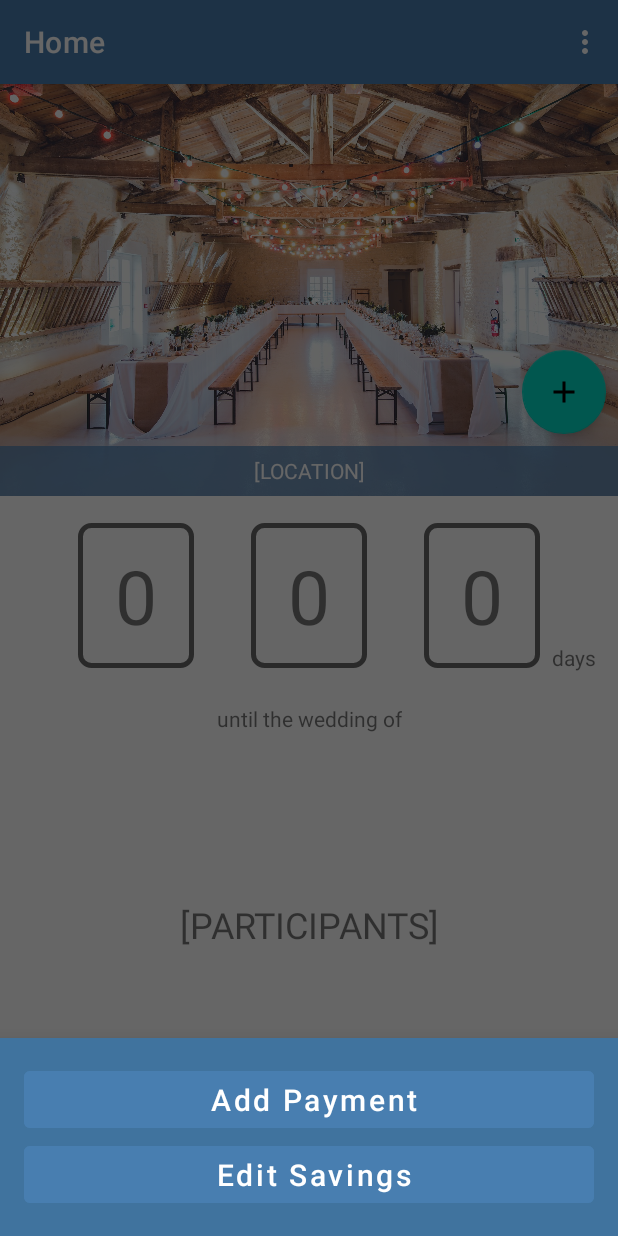
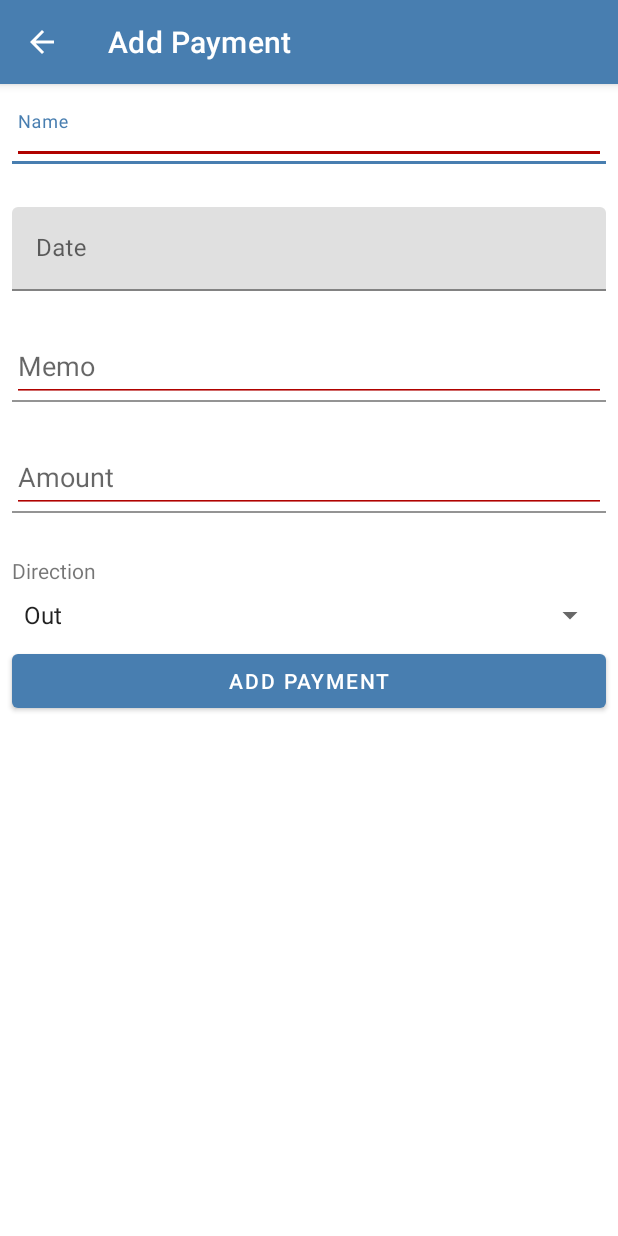
Before and after one commit to sainbres/WeddingFlow, an Android app: the fragment PaymentBottomSheetFragment placed in its activity, after a tap on "Add Payment", on a phone screen of 412 x 824 dp. Run offline under Robolectric (Android 15) with nearby library versions, the phone set to English and light mode, and no system bars; libraries missing offline, so code that uses them is left out: android.support.design, com.raizlabs.android.

Commit message:
WF-54: Add Singular Payment via AddPaymentActivity and convert dates to be stored in yyyy-MM-dd format for payments in db to stop graph crashing

```diff
--- a/app/src/main/AndroidManifest.xml
+++ b/app/src/main/AndroidManifest.xml
@@ -51,7 +51,8 @@
             android:screenOrientation="portrait"
             android:windowSoftInputMode="stateHidden" />
         <activity android:name=".EditWeddingEventActivity" />
-        <activity android:name=".SetupInitialBudgetActivity"></activity>
+        <activity android:name=".SetupInitialBudgetActivity" />
+        <activity android:name=".AddPaymentActivitiy"></activity>
     </application>
 
 </manifest>
--- a/app/src/main/java/com/sainbres/shu/weddingflow/BudgetTabFragments/BudgetBreakdownFragment.java
+++ b/app/src/main/java/com/sainbres/shu/weddingflow/BudgetTabFragments/BudgetBreakdownFragment.java
@@ -62,7 +62,7 @@ public class BudgetBreakdownFragment extends Fragment {
 
         budgetId = SharedPrefs.getInt(getString(R.string.SP_BudgetId), -1);
 
-        List<Payment> payments = SQLite.select().from(Payment.class).where(Payment_Table.BudgetId.eq(budgetId)).queryList();
+        List<Payment> payments = SQLite.select().from(Payment.class).where(Payment_Table.BudgetId.eq(budgetId)).orderBy(Payment_Table.Date, true).queryList();
 
         FloatingActionButton fab = view.findViewById(R.id.floatingActionButton);
 
--- a/app/src/main/java/com/sainbres/shu/weddingflow/Fragments/PaymentBottomSheetFragment.java
+++ b/app/src/main/java/com/sainbres/shu/weddingflow/Fragments/PaymentBottomSheetFragment.java
@@ -1,6 +1,7 @@
 package com.sainbres.shu.weddingflow.Fragments;
 
 import android.content.Context;
+import android.content.Intent;
 import android.net.Uri;
 import android.os.Bundle;
 import android.support.design.widget.BottomSheetDialogFragment;
@@ -10,6 +11,7 @@ import android.view.View;
 import android.view.ViewGroup;
 import android.widget.Button;
 
+import com.sainbres.shu.weddingflow.AddPaymentActivitiy;
 import com.sainbres.shu.weddingflow.R;
 
 
@@ -36,6 +38,15 @@ public class PaymentBottomSheetFragment extends BottomSheetDialogFragment {
         addPaymentBtn.setOnClickListener(new View.OnClickListener() {
             @Override
             public void onClick(View v) {
+                Intent intent = new Intent(getView().getContext(), AddPaymentActivitiy.class);
+                startActivity(intent);
+            }
+        });
+
+        editSavingsBtn.setOnClickListener(new View.OnClickListener() {
+            @Override
+            public void onClick(View v) {
+
             }
         });
 
--- /dev/null
+++ b/app/src/main/res/layout/activity_add_payment_activitiy.xml
@@ -0,0 +1,159 @@
+<?xml version="1.0" encoding="utf-8"?>
+<android.support.constraint.ConstraintLayout xmlns:android="http://schemas.android.com/apk/res/android"
+    xmlns:app="http://schemas.android.com/apk/res-auto"
+    xmlns:tools="http://schemas.android.com/tools"
+    android:layout_width="match_parent"
+    android:layout_height="match_parent"
+    tools:context=".AddPaymentActivitiy">
+
+    <android.support.design.widget.AppBarLayout
+        android:id="@+id/addPayment_AppBarLayout"
+        android:layout_width="match_parent"
+        android:layout_height="wrap_content"
+        android:fitsSystemWindows="true"
+        app:layout_constraintTop_toTopOf="parent">
+
+
+        <android.support.v7.widget.Toolbar
+            android:id="@+id/addPayment_Toolbar"
+            android:layout_width="match_parent"
+            android:layout_height="wrap_content"
+            android:elevation="8dp"
+            android:theme="@style/AppTheme"
+            app:layout_scrollFlags="scroll|enterAlways|snap">
+
+        </android.support.v7.widget.Toolbar>
+    </android.support.design.widget.AppBarLayout>
+
+    <android.support.design.widget.TextInputLayout
+        android:id="@+id/PaymentNameInputLayout"
+        android:layout_width="0dp"
+        android:layout_height="wrap_content"
+        android:layout_marginStart="8dp"
+        android:layout_marginTop="8dp"
+        android:layout_marginEnd="8dp"
+        app:errorEnabled="true"
+        app:layout_constraintEnd_toEndOf="parent"
+
+        app:layout_constraintStart_toStartOf="parent"
+        app:layout_constraintTop_toBottomOf="@+id/addPayment_AppBarLayout">
+
+        <EditText
+            android:id="@+id/input_payment_name"
+            android:layout_width="match_parent"
+            android:layout_height="wrap_content"
+            android:autofillHints="@string/payment_name_hint"
+            android:hint="@string/payment_name_hint"
+            android:inputType="text"
+            android:theme="@style/EditTextTheme" />
+
+    </android.support.design.widget.TextInputLayout>
+
+    <android.support.design.widget.TextInputLayout
+        android:id="@+id/PaymentDateInputLayout"
+        android:layout_width="0dp"
+        android:layout_height="wrap_content"
+        android:layout_marginStart="8dp"
+        android:layout_marginTop="8dp"
+        android:layout_marginEnd="8dp"
+        app:errorEnabled="true"
+
+        app:layout_constraintEnd_toEndOf="parent"
+        app:layout_constraintStart_toStartOf="parent"
+        app:layout_constraintTop_toBottomOf="@+id/PaymentNameInputLayout">
+
+        <EditText
+            android:id="@+id/input_payment_date"
+            android:layout_width="match_parent"
+            android:layout_height="wrap_content"
+            android:autofillHints="@string/payment_date_hint"
+            android:focusableInTouchMode="false"
+            android:hint="@string/wedding_date_hint"
+            android:inputType="date" />
+
+    </android.support.design.widget.TextInputLayout>
+
+    <android.support.design.widget.TextInputLayout
+        android:id="@+id/PaymentMemoInputLayout"
+        android:layout_width="0dp"
+        android:layout_height="wrap_content"
+        android:layout_marginStart="8dp"
+        android:layout_marginTop="8dp"
+        android:layout_marginEnd="8dp"
+        app:errorEnabled="true"
+        app:layout_constraintEnd_toEndOf="parent"
+
+        app:layout_constraintStart_toStartOf="parent"
+        app:layout_constraintTop_toBottomOf="@+id/PaymentDateInputLayout">
+
+        <EditText
+            android:id="@+id/input_payment_memo"
+            android:layout_width="match_parent"
+            android:layout_height="wrap_content"
+            android:autofillHints="@string/payment_memo_hint"
+            android:hint="@string/payment_memo_hint"
+            android:inputType="text"
+            android:theme="@style/EditTextTheme" />
+
+    </android.support.design.widget.TextInputLayout>
+
+    <android.support.design.widget.TextInputLayout
+        android:id="@+id/PaymentAmountInputLayout"
+        android:layout_width="0dp"
+        android:layout_height="wrap_content"
+        android:layout_marginStart="8dp"
+        android:layout_marginTop="8dp"
+        android:layout_marginEnd="8dp"
+        app:errorEnabled="true"
+        app:layout_constraintEnd_toEndOf="parent"
+
+        app:layout_constraintStart_toStartOf="parent"
+        app:layout_constraintTop_toBottomOf="@+id/PaymentMemoInputLayout">
+
+        <EditText
+            android:id="@+id/input_payment_amount"
+            android:layout_width="match_parent"
+            android:layout_height="wrap_content"
+            android:autofillHints="@string/payment_amount_hint"
+            android:hint="@string/payment_amount_hint"
+            android:inputType="numberDecimal"
+            android:theme="@style/EditTextTheme" />
+
+    </android.support.design.widget.TextInputLayout>
+
+    <TextView
+        android:id="@+id/spinnerLabel"
+        android:layout_width="wrap_content"
+        android:layout_height="wrap_content"
+        android:layout_marginStart="8dp"
+        android:layout_marginTop="8dp"
+        android:text="@string/payment_direction_hint"
+        app:layout_constraintStart_toStartOf="parent"
+        app:layout_constraintTop_toBottomOf="@+id/PaymentAmountInputLayout" />
+
+    <Spinner
+        android:id="@+id/spinner_direction"
+        android:layout_width="match_parent"
+        android:layout_height="wrap_content"
+        android:layout_marginStart="8dp"
+        android:layout_marginTop="8dp"
+        android:layout_marginEnd="8dp"
+        android:textSize="20sp"
+        android:theme="@style/EditTextTheme"
+        app:layout_constraintEnd_toEndOf="parent"
+        app:layout_constraintStart_toStartOf="parent"
+        app:layout_constraintTop_toBottomOf="@+id/spinnerLabel"/>
+
+    <Button
+        android:id="@+id/addPaymentBtn"
+        android:layout_width="0dp"
+        android:layout_height="wrap_content"
+        android:layout_marginStart="8dp"
+        android:layout_marginTop="8dp"
+        android:layout_marginEnd="8dp"
+        android:text="@string/add_payment_button"
+        app:layout_constraintEnd_toEndOf="parent"
+        app:layout_constraintStart_toStartOf="parent"
+        app:layout_constraintTop_toBottomOf="@+id/spinner_direction" />
+
+</android.support.constraint.ConstraintLayout>
--- a/app/src/main/res/values/strings.xml
+++ b/app/src/main/res/values/strings.xml
@@ -59,6 +59,13 @@
         <item>Quarterly</item>
     </string-array>
 
+
+    <!-- Direction Spinner -->
+    <string-array name="direction_array">
+        <item>Out</item>
+        <item>In</item>
+    </string-array>
+
     <string name="weekly_periodicity">Weekly</string>
     <string name="monthly_periodicity">Monthly</string>
     <string name="quarterly_periodicity">Quarterly</string>
@@ -76,7 +83,10 @@
     <string name="sign_up_button">Sign up</string>
     <string name="complete_setup_button">Complete Setup</string>
     <string name="edit_wedding_button">Finish Editing</string>
+    <string name="edit_budget_button">Finish Editing</string>
     <string name="change_password_button">Change Password</string>
+    <string name="add_payment_button">Add Payment</string>
+    <string name="edit_payment_button">Edit Payment</string>
 
     <!-- Payment Card -->
     <string name="payment_name_placeholder">Name</string>
@@ -107,4 +117,11 @@
     <string name="bottomsheet_edit_savings">Edit Savings</string>
     <!-- TODO: Remove or change this placeholder text -->
     <string name="hello_blank_fragment">Hello blank fragment</string>
+
+    <!-- Add Payment -->
+    <string name="payment_name_hint">Name</string>
+    <string name="payment_date_hint">Scheduled for</string>
+    <string name="payment_memo_hint">Memo</string>
+    <string name="payment_amount_hint">Amount</string>
+    <string name="payment_direction_hint">Direction</string>
 </resources>
```
Also changed, not shown: app/src/main/java/com/sainbres/shu/weddingflow/AddPaymentActivitiy.java (added, +246 -0 lines), app/src/main/java/com/sainbres/shu/weddingflow/Fragments/BudgetFragment.java (+5 -2 lines), app/src/main/java/com/sainbres/shu/weddingflow/PaymentAdapter.java (+19 -2 lines), app/src/main/java/com/sainbres/shu/weddingflow/SetupInitialBudgetActivity.java (+5 -3 lines), 1 other file.
